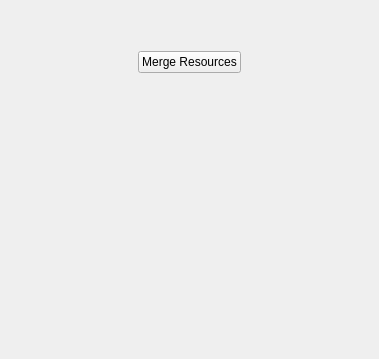
This is src/mainui/sidebar/mergeresourceswidget.ui in KDE/conquirere as Qt 5 draws it before an edit. The edited form follows.
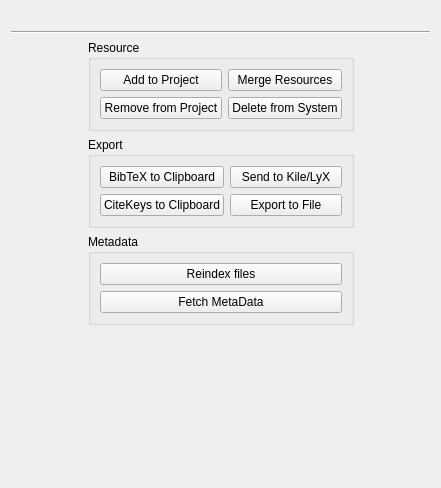
This is the edited form.

Commit message: implement many new functions to the merge/multiple selection widget

Patch:
```diff
--- a/src/mainui/sidebar/mergeresourceswidget.ui
+++ b/src/mainui/sidebar/mergeresourceswidget.ui
@@ -6,14 +6,14 @@
    <rect>
     <x>0</x>
     <y>0</y>
-    <width>379</width>
-    <height>359</height>
+    <width>441</width>
+    <height>488</height>
    </rect>
   </property>
   <property name="windowTitle">
    <string>Form</string>
   </property>
-  <layout class="QVBoxLayout" name="verticalLayout">
+  <layout class="QVBoxLayout" name="verticalLayout_2">
    <item>
     <widget class="QLabel" name="mergeInfoLabel">
      <property name="text">
@@ -22,20 +22,11 @@
     </widget>
    </item>
    <item>
-    <spacer name="verticalSpacer">
+    <widget class="Line" name="line">
      <property name="orientation">
-      <enum>Qt::Vertical</enum>
+      <enum>Qt::Horizontal</enum>
      </property>
-     <property name="sizeType">
-      <enum>QSizePolicy::Fixed</enum>
-     </property>
-     <property name="sizeHint" stdset="0">
-      <size>
-       <width>20</width>
-       <height>20</height>
-      </size>
-     </property>
-    </spacer>
+    </widget>
    </item>
    <item>
     <layout class="QHBoxLayout" name="horizontalLayout">
@@ -53,11 +44,129 @@
       </spacer>
      </item>
      <item>
-      <widget class="QPushButton" name="mergeButton">
-       <property name="text">
-        <string>Merge Resources</string>
-       </property>
-      </widget>
+      <layout class="QVBoxLayout" name="verticalLayout">
+       <item>
+        <widget class="QGroupBox" name="groupBox">
+         <property name="title">
+          <string>Resource</string>
+         </property>
+         <layout class="QGridLayout" name="gridLayout">
+          <item row="0" column="0">
+           <widget class="QPushButton" name="buttonAddToProject">
+            <property name="sizePolicy">
+             <sizepolicy hsizetype="MinimumExpanding" vsizetype="Fixed">
+              <horstretch>0</horstretch>
+              <verstretch>0</verstretch>
+             </sizepolicy>
+            </property>
+            <property name="text">
+             <string>Add to Project</string>
+            </property>
+           </widget>
+          </item>
+          <item row="0" column="1">
+           <widget class="QPushButton" name="buttonMerge">
+            <property name="sizePolicy">
+             <sizepolicy hsizetype="MinimumExpanding" vsizetype="Fixed">
+              <horstretch>0</horstretch>
+              <verstretch>0</verstretch>
+             </sizepolicy>
+            </property>
+            <property name="text">
+             <string>Merge Resources</string>
+            </property>
+           </widget>
+          </item>
+          <item row="1" column="0">
+           <widget class="QPushButton" name="buttonRemoveFromProject">
+            <property name="sizePolicy">
+             <sizepolicy hsizetype="MinimumExpanding" vsizetype="Fixed">
+              <horstretch>0</horstretch>
+              <verstretch>0</verstretch>
+             </sizepolicy>
+            </property>
+            <property name="text">
+             <string>Remove from Project</string>
+            </property>
+           </widget>
+          </item>
+          <item row="1" column="1">
+           <widget class="QPushButton" name="buttonRemoveFromSystem">
+            <property name="sizePolicy">
+             <sizepolicy hsizetype="MinimumExpanding" vsizetype="Fixed">
+              <horstretch>0</horstretch>
+              <verstretch>0</verstretch>
+             </sizepolicy>
+            </property>
+            <property name="text">
+             <string>Delete from System</string>
+            </property>
+           </widget>
+          </item>
+         </layout>
+        </widget>
+       </item>
+       <item>
+        <widget class="QGroupBox" name="groupBox_2">
+         <property name="title">
+          <string>Export</string>
+         </property>
+         <layout class="QGridLayout" name="gridLayout_2">
+          <item row="0" column="0">
+           <widget class="QPushButton" name="buttonExportBibToClipboard">
+            <property name="text">
+             <string>BibTeX to Clipboard</string>
+            </property>
+           </widget>
+          </item>
+          <item row="0" column="1">
+           <widget class="QPushButton" name="buttonSendToLyX">
+            <property name="text">
+             <string>Send to Kile/LyX</string>
+            </property>
+           </widget>
+          </item>
+          <item row="1" column="0">
+           <widget class="QPushButton" name="buttonExportKeyToClipboard">
+            <property name="text">
+             <string>CiteKeys to Clipboard</string>
+            </property>
+           </widget>
+          </item>
+          <item row="1" column="1">
+           <widget class="QPushButton" name="buttonExportToFile">
+            <property name="text">
+             <string>Export to File</string>
+            </property>
+           </widget>
+          </item>
+         </layout>
+        </widget>
+       </item>
+       <item>
+        <widget class="QGroupBox" name="groupBox_3">
+         <property name="title">
+          <string>Metadata</string>
+         </property>
+         <layout class="QGridLayout" name="gridLayout_3">
+          <item row="0" column="0">
+           <widget class="QPushButton" name="buttonReindex">
+            <property name="text">
+             <string>Reindex files</string>
+            </property>
+           </widget>
+          </item>
+          <item row="1" column="0">
+           <widget class="QPushButton" name="buttonFetchMetaData">
+            <property name="text">
+             <string>Fetch MetaData</string>
+            </property>
+           </widget>
+          </item>
+         </layout>
+        </widget>
+       </item>
+      </layout>
      </item>
      <item>
       <spacer name="horizontalSpacer_2">
@@ -75,14 +184,14 @@
     </layout>
    </item>
    <item>
-    <spacer name="verticalSpacer_2">
+    <spacer name="verticalSpacer">
      <property name="orientation">
       <enum>Qt::Vertical</enum>
      </property>
      <property name="sizeHint" stdset="0">
       <size>
        <width>20</width>
-       <height>268</height>
+       <height>148</height>
       </size>
      </property>
     </spacer>
```
Left out of the diff: 2 changed lines with no effect on the pictures. The commit also changes 11 other files.
